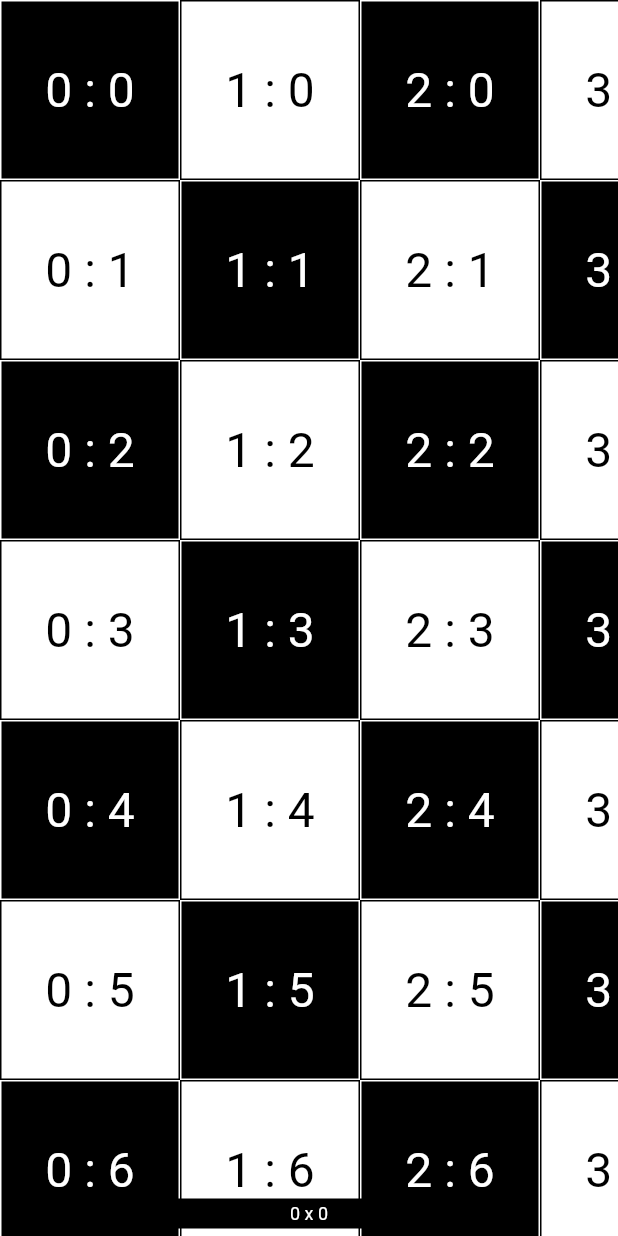
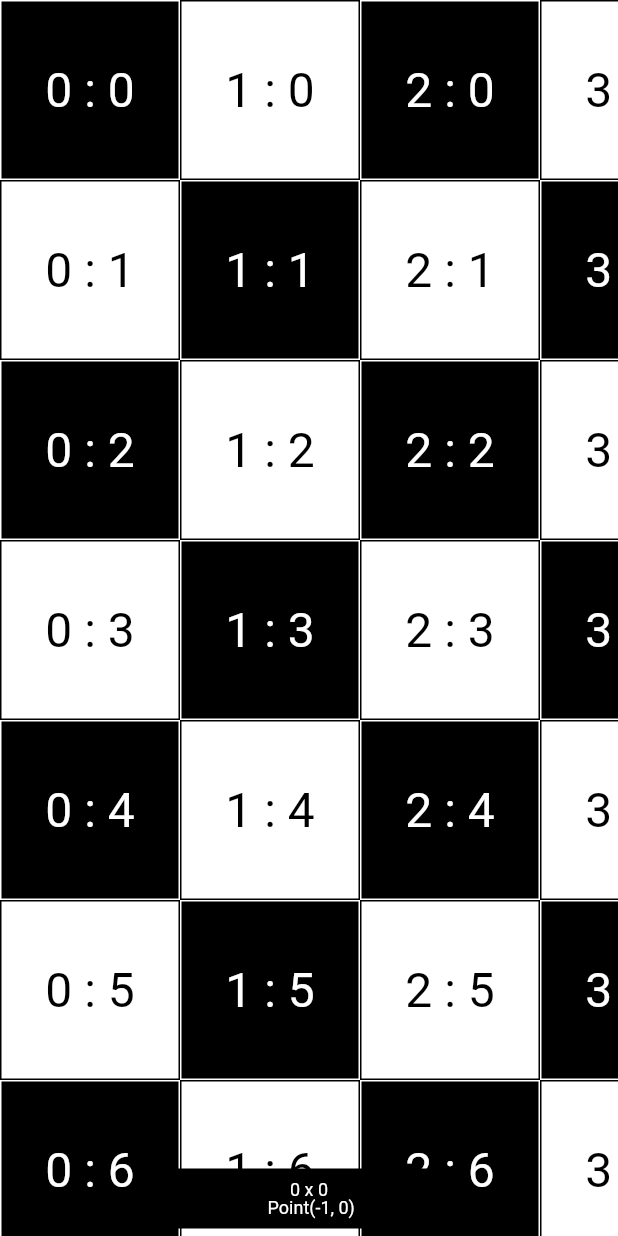
Before and after one commit to PlugFox/interactive_viewer, a Flutter app: the screen it shows after launch, on a phone screen of 412 x 824 dp. Run offline on Flutter 3.47's test engine with Material 2 defaults, Android fonts, the phone set to English and light mode, and no system bars.

Commit message:
промежуточный не особо рабочий вариант

```diff
--- a/lib/src/app.dart
+++ b/lib/src/app.dart
@@ -23,7 +23,7 @@ class Home extends StatelessWidget {
             fps: 60,
             debug: true,
             builder: (x, y) {
-              print('Rebuild: $x x $y');
+              //print('Rebuild: $x x $y');
               return BoardTile(x: x, y: y);
             },
           ),
--- a/lib/src/board.dart
+++ b/lib/src/board.dart
@@ -2,11 +2,15 @@
 
 import 'dart:async';
 import 'dart:math' as math;
+import 'dart:math';
 
 import 'package:flutter/foundation.dart';
 import 'package:flutter/widgets.dart';
 
 typedef TileBuilder = Widget Function(int x, int y);
+
+///TODO: Добавить возможность инициализации борды при заданном оффсете (желательно как в физическом (пиксели) так и логическом (клеточки))
+///TODO: пре ресайзе окна (изменении ширины/высоты) полностью перерисовать борд с сохранением оффсета
 
 @immutable
 class Board extends StatelessWidget {
@@ -37,6 +41,16 @@ class Board extends StatelessWidget {
         fps: fps,
         debug: debug,
       );
+}
+
+Point<int> getCellsOffset(Offset cameraOffset, Size tileSize) {
+  var offsetTilesX = -1 * (cameraOffset.dx / tileSize.width).truncate();
+  if (offsetTilesX <= 0) {
+    offsetTilesX = -1 * ((cameraOffset.dx + tileSize.width) / tileSize.width).ceil();
+  }
+
+  final offsetTilesY = -1 * (cameraOffset.dy / tileSize.height).truncate();
+  return Point<int>(offsetTilesX, offsetTilesY);
 }
 
 @immutable
@@ -117,20 +131,20 @@ class _BoardState extends State<_Board> {
             Positioned(
               width: math.min(200, MediaQuery.of(context).size.width),
               bottom: 5,
-              height: 20,
+              height: 40,
               child: ColoredBox(
                 color: const Color(0xFF000000),
                 child: Center(
                   child: ValueListenableBuilder<Offset>(
                     builder: (context, value, child) => Text(
-                      '${value.dx.truncate()} x ${value.dy.truncate()}',
+                      '${value.dx.truncate()} x ${value.dy.truncate()} \n ${getCellsOffset(value, widget.size)}',
                       style: const TextStyle(
                         height: 1,
                         fontSize: 12,
                         color: Color(0xFFFFFFFF),
                       ),
                       textAlign: TextAlign.center,
-                      maxLines: 1,
+                      maxLines: 2,
                       overflow: TextOverflow.clip,
                     ),
                     valueListenable: _controller,
@@ -211,7 +225,7 @@ class _BoardLayoutState extends State<_BoardLayout> {
     if ((oldColOffset - newColOffset) < 0) {
       //листаем вправо
       newCell = (width - 2 + newCell) % width;
-      print('листаем вправо: новая клетка по Ox: $newCell (width: $width)');
+      print('листаем вправо: новая клетка по Ox: $newCell');
     } else {
       //листаем влево
       newCell = (newCell - 1) % width;
@@ -336,9 +350,40 @@ class _BoardLayoutState extends State<_BoardLayout> {
           size: cellSize,
           child: StreamBuilder<int>(
             stream: _rebuildControllerCol.stream.where((v) => v == x),
-            builder: (context, _) => StreamBuilder<int>(
+            builder: (context, dataX) => StreamBuilder<int>(
               stream: _rebuildControllerRow.stream.where((v) => v == y),
-              builder: (context, _) => builder(x, y),
+              builder: (context, dataY) {
+                //print('bulding cell with base (x=$x,y=$y) (dataX: ${dataX.hasData})');
+                final offsetCells = getCellsOffset(widget.offsetController.value, widget.cellSize);
+                /*
+                if (widget.offsetController.value.dx > 0) {
+                  final multNegative = ((offsetCells.x - 1) / width).ceil() - 1;
+                  return builder(multNegative * width + x, y);
+                }
+                */
+                /*
+                if (x == 9) {
+                  x = -1;
+                }
+
+                 */
+                final mult = ((offsetCells.x - 1) / width).ceil();
+                var newX = mult * width + x;
+                if (newX > (width + offsetCells.x - 1)) {
+                  newX = offsetCells.x;
+                }
+
+                print('bulding cell with base (x=$newX,y=$y) width=$width');
+                return builder(newX, y);
+                if (offsetCells.x > 0) {
+                  final mult = ((offsetCells.x - 1) / width).ceil();
+                  return builder(mult * width + x, y);
+                } else {
+                  final mult = ((offsetCells.x - width + 1) / width).ceil();
+                  print('multipl: $mult');
+                  return builder(mult * width + x, y);
+                }
+              },
 
               /// TODO: вызывать тайл не с координатами x и y клетки в Flow, а реальными координатами клетки в плоскости доски
               /// TODO: обернуть тайл в специальный виджет, отслеживая необходимость перестроения
```
